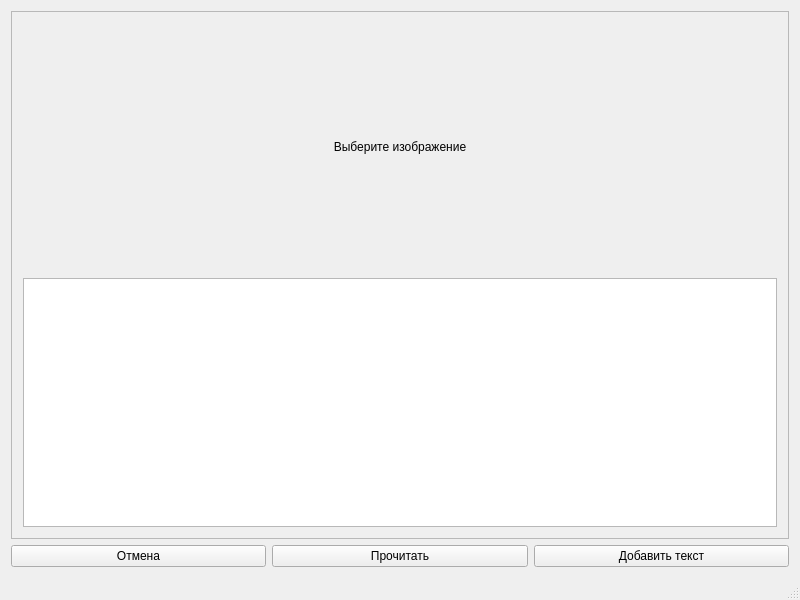
Above: mainwindow.ui from Osipchik/Steganography before the change. Below: the same form after it.
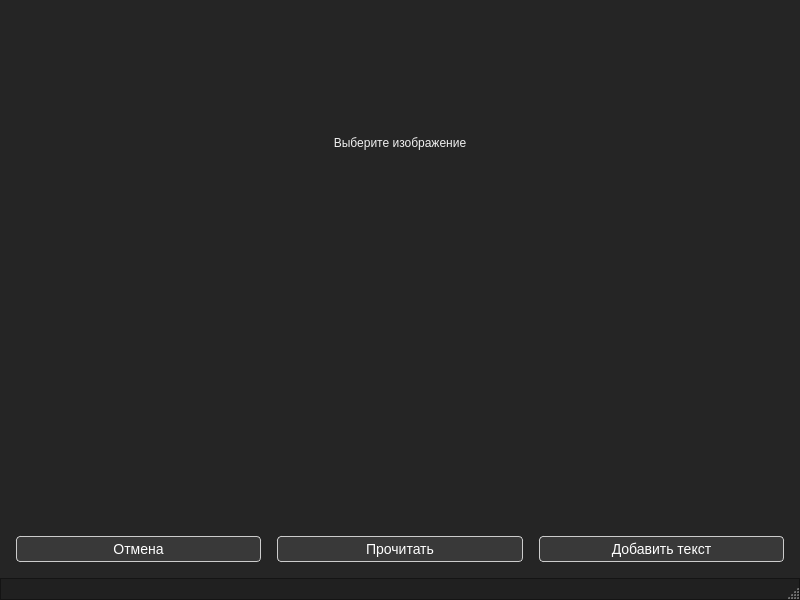
That is the form after the change.

The edit to the form file:
```diff
--- a/mainwindow.ui
+++ b/mainwindow.ui
@@ -42,6 +42,9 @@
   <property name="autoFillBackground">
    <bool>false</bool>
   </property>
+  <property name="styleSheet">
+   <string notr="true"/>
+  </property>
   <property name="toolButtonStyle">
    <enum>Qt::ToolButtonIconOnly</enum>
   </property>
@@ -49,6 +52,33 @@
    <enum>QTabWidget::Rounded</enum>
   </property>
   <widget class="QWidget" name="centralWidget">
+   <property name="styleSheet">
+    <string notr="true">QWidget {
+   background-color: #252525;
+  border: 0px solid #32414B;
+  padding: 0px;
+  color: #F0F0F0;
+  selection-background-color: #1464A0;
+  selection-color: #F0F0F0;
+}
+
+QWidget:disabled {
+  background-color: #19232D;
+  color: #787878;
+  selection-background-color: #14506E;
+  selection-color: #787878;
+}
+
+QWidget::item:selected {
+  background-color: #1464A0;
+}
+
+QWidget::item:hover {
+  background-color: #148CD2;
+  color: #32414B;
+}
+</string>
+   </property>
    <layout class="QVBoxLayout" name="verticalLayout_2">
     <item>
      <widget class="QFrame" name="frame">
@@ -64,6 +94,9 @@
         <height>100</height>
        </size>
       </property>
+      <property name="styleSheet">
+       <string notr="true"/>
+      </property>
       <property name="frameShape">
        <enum>QFrame::StyledPanel</enum>
       </property>
@@ -109,6 +142,34 @@
      <layout class="QHBoxLayout" name="horizontalLayout_4">
       <item>
        <widget class="QPushButton" name="CancelButton">
+        <property name="styleSheet">
+         <string notr="true">   QPushButton {
+      background-color: #393939;
+        border: 1px solid #CCCCCC;
+        border-color: #CCCCCC;
+    	border-radius: 4px;
+        color: #FFFFFF;
+        font-size: 14px;
+    	text-align:center;
+        padding: 4px 6px;
+        vertical-align: middle;
+    	text-decoration:none;
+ margin: 5px;
+    }
+
+ QPushButton:hover {
+       border-color: rgba(82, 168, 236, 0.8);
+       background-color: #303030;
+       color: #52a8ec;
+       outline: 0 none;
+    }
+
+QPushButton:pressed {
+      border-color:  #0089ce;
+      color: #0089ce;
+       background-color: #404040;
+}</string>
+        </property>
         <property name="text">
          <string>Отмена</string>
         </property>
@@ -124,80 +185,40 @@
         </property>
         <property name="font">
          <font>
-          <pointsize>9</pointsize>
+          <pointsize>-1</pointsize>
+          <underline>false</underline>
+          <strikeout>false</strikeout>
          </font>
         </property>
         <property name="autoFillBackground">
          <bool>false</bool>
         </property>
         <property name="styleSheet">
-         <string notr="true">a.bott{
-display: block;
-font-size: 1.1em;
-width:90px;
-text-decoration:none;
-text-align:center;
-font: bold 14px arial;
-text-transform: uppercase;
-padding: 10px 15px;
-margin: 20px auto;
-color: #ccc;
-background-color: #555;
-background-image: linear-gradient(top, #888 0%, #555 100%);
-background-image: -webkit-gradient(linear, left top, left bottom, color-stop(0, #888), color-stop(1, #555));
-background-image: -moz-linear-gradient(top, #888 0%, #555 100%);
-background-image: -o-linear-gradient(top, #888 0%, #555 100%);
-border: none;
-border-radius: 3px;
-text-shadow: 0px -1px 0px #000;
-box-shadow: 0px 1px 0px #666,0px 5px 0px #444,0px 6px 6px rgba(0, 0, 0, .6);
--webkit-transition: ease .15s all;
--moz-transition: ease .15s all;
--o-transition: ease .15s all;
-transition: ease .15s all;
--webkit-animation: none;
- -moz-animation: none;
- -o-animation: none;
-  animation: none;
-}
-a.bott:hover, a.bott:focus{
--webkit-animation: linear 1.2s light infinite;
--moz-animation: linear 1.2s light infinite;
--o-animation: linear 1.2s light infinite;
-animation: linear 1.2s light infinite;
-}
-@-webkit-keyframes light{
-0%   { color: #ddd; text-shadow: 0px -1px 0px #000; }
-50%   { color: #fff; text-shadow: 0px -1px 0px #444, 0px 0px 5px #ffd, 0px 0px 8px #fff; }
-100% { color: #ddd; text-shadow: 0px -1px 0px #000; }
-}
-@-moz-keyframes light{
-0%   { color: #ddd; text-shadow: 0px -1px 0px #000; }
-50%   { color: #fff; text-shadow: 0px -1px 0px #444, 0px 0px 5px #ffd, 0px 0px 8px #fff; }
-100% { color: #ddd; text-shadow: 0px -1px 0px #000; }
-}
-@-o-keyframes light{
-0%   { color: #ddd; text-shadow: 0px -1px 0px #000; }
-50%   { color: #fff; text-shadow: 0px -1px 0px #444, 0px 0px 5px #ffd, 0px 0px 8px #fff; }
-100% { color: #ddd; text-shadow: 0px -1px 0px #000; }
-}
-@keyframes light{
-0%   { color: #ddd; text-shadow: 0px -1px 0px #000; }
-50%   { color: #fff; text-shadow: 0px -1px 0px #444, 0px 0px 5px #ffd, 0px 0px 8px #fff; }
-100% { color: #ddd; text-shadow: 0px -1px 0px #000; }
-}
-a.bott:active{
-color: #fff;
-text-shadow: 0px -1px 0px #444,0px 0px 5px #ffd,0px 0px 8px #fff;
-box-shadow: 0px 1px 0px #666,0px 2px 0px #444,0px 2px 2px rgba(0, 0, 0, .9);
--webkit-transform: translateY(3px);
--moz-transform: translateY(3px);
--o-transform: translateY(3px);
-transform: translateY(3px);
--webkit-animation: none;
--moz-animation: none;
--o-animation: none;
-animation: none;
+         <string notr="true">   QPushButton {
+      background-color: #393939;
+        border: 1px solid #CCCCCC;
+        border-color: #CCCCCC;
+    	border-radius: 4px;
+        color: #FFFFFF;
+        font-size: 14px;
+    	text-align:center;
+        padding: 4px 6px;
+        vertical-align: middle;
+    	text-decoration:none;
+ margin: 5px;
+    }
+
+ QPushButton:hover {
+       border-color: rgba(82, 168, 236, 0.8);
+       background-color: #303030;
+       color: #52a8ec;
+       outline: 0 none;
+    }
+
+QPushButton:pressed {
+      border-color:  #0089ce;
+      color: #0089ce;
+       background-color: #404040;
 }</string>
         </property>
         <property name="text">
@@ -209,9 +230,39 @@
        <widget class="QPushButton" name="TextButton">
         <property name="font">
          <font>
-          <pointsize>9</pointsize>
+          <pointsize>-1</pointsize>
+          <underline>false</underline>
+          <strikeout>false</strikeout>
          </font>
         </property>
+        <property name="styleSheet">
+         <string notr="true">   QPushButton {
+      background-color: #393939;
+        border: 1px solid #CCCCCC;
+        border-color: #CCCCCC;
+    	border-radius: 4px;
+        color: #FFFFFF;
+        font-size: 14px;
+    	text-align:center;
+        padding: 4px 6px;
+        vertical-align: middle;
+    	text-decoration:none;
+ margin: 5px;
+    }
+
+ QPushButton:hover {
+       border-color: rgba(82, 168, 236, 0.8);
+       background-color: #303030;
+       color: #52a8ec;
+       outline: 0 none;
+    }
+
+QPushButton:pressed {
+      border-color:  #0089ce;
+      color: #0089ce;
+       background-color: #404040;
+}</string>
+        </property>
         <property name="text">
          <string>Добавить текст</string>
         </property>
@@ -221,7 +272,27 @@
     </item>
    </layout>
   </widget>
-  <widget class="QStatusBar" name="statusBar"/>
+  <widget class="QStatusBar" name="statusBar">
+   <property name="styleSheet">
+    <string notr="true">QStatusBar {
+  border: 1px solid #141414;
+  background: #202020;
+ color:  #F0F0F0;
+}
+
+QStatusBar QToolTip {
+  background-color: #148CD2;
+  border: 1px solid #19232D;
+  color: #F0F0F0;
+  padding: 0px;
+  opacity: 230;
+}
+
+QStatusBar QLabel {
+  background: transparent;
+}</string>
+   </property>
+  </widget>
  </widget>
  <layoutdefault spacing="6" margin="11"/>
  <resources/>
```
